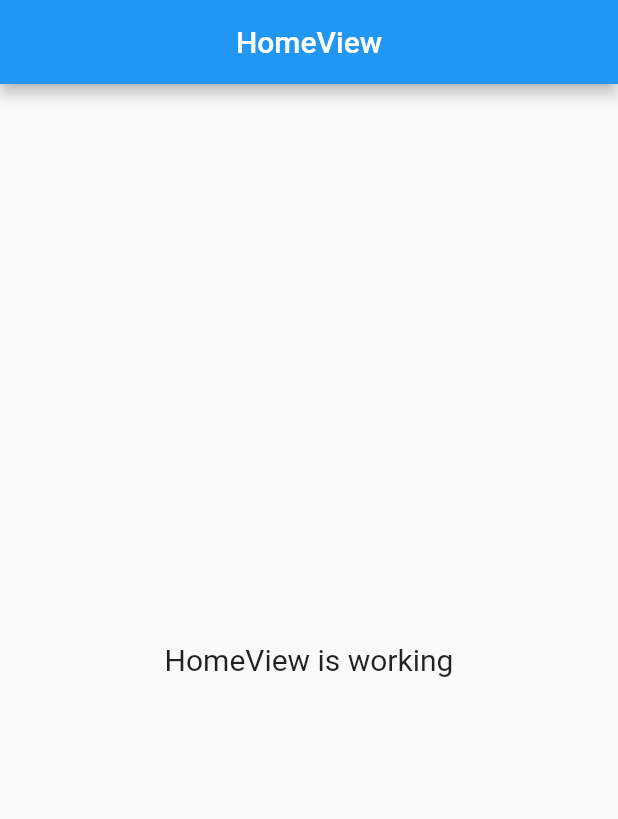
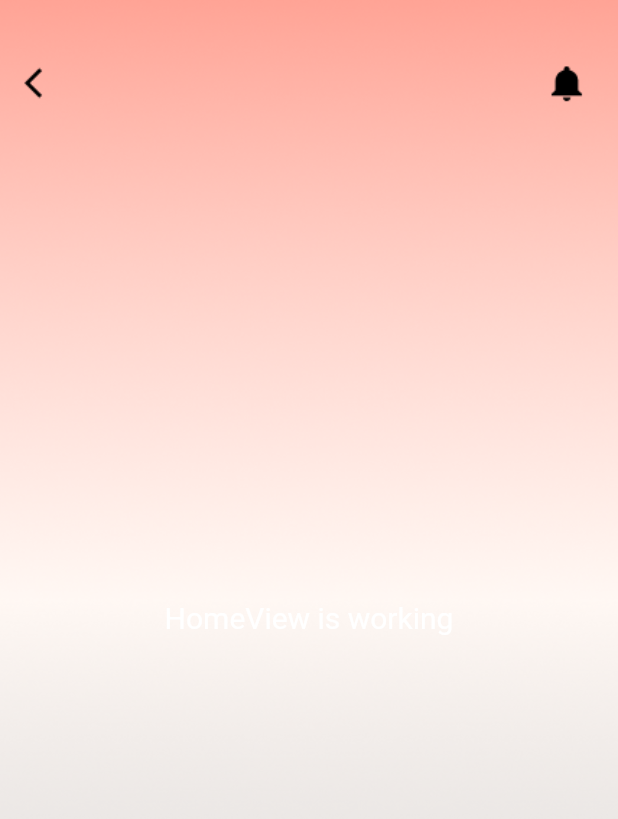
Before and after one commit to farhan-ullah/get_cli_demo_project, a Flutter app: the screen it shows after launch, on a phone screen of 412 x 824 dp. Shown: the top 819 px of the screen. Run offline on Flutter 3.47's test engine with Material 2 defaults, Android fonts, the phone set to English and light mode, and no system bars; our stand-ins replace flutter_screenutil, get.

Commit message:
Background Image at Main Screen
30/10/2022

```diff
--- a/lib/app/modules/home/views/home_view.dart
+++ b/lib/app/modules/home/views/home_view.dart
@@ -8,15 +8,19 @@ class HomeView extends GetView<HomeController> {
   const HomeView({Key? key}) : super(key: key);
   @override
   Widget build(BuildContext context) {
-    return Scaffold(
-      appBar: AppBar(
-        title: const Text('HomeView'),
-        centerTitle: true,
-      ),
-      body: Center(
-        child: Text(
-          'HomeView is working',
-          style: TextStyle(fontSize: 20),
+    return Container(
+      width: MediaQuery.of(context).size.width * 1,
+      height: MediaQuery.of(context).size.height * 1,
+      decoration: const BoxDecoration(
+          image: DecorationImage(
+              image: AssetImage("assets/images/1.png"), fit: BoxFit.cover)),
+      child: const Scaffold(
+        backgroundColor: Colors.transparent,
+        body: Center(
+          child: Text(
+            'HomeView is working',
+            style: TextStyle(fontSize: 20, color: Colors.white),
+          ),
         ),
       ),
     );
--- a/pubspec.yaml
+++ b/pubspec.yaml
@@ -61,9 +61,8 @@ flutter:
   uses-material-design: true
 
   # To add assets to your application, add an assets section, like this:
-  # assets:
-  #   - images/a_dot_burr.jpeg
-  #   - images/a_dot_ham.jpeg
+  assets:
+    - assets/images/
 
   # An image asset can refer to one or more resolution-specific "variants", see
   # https://flutter.dev/assets-and-images/#resolution-aware
```
Also changed, not shown: assets/images/1.png (added).
